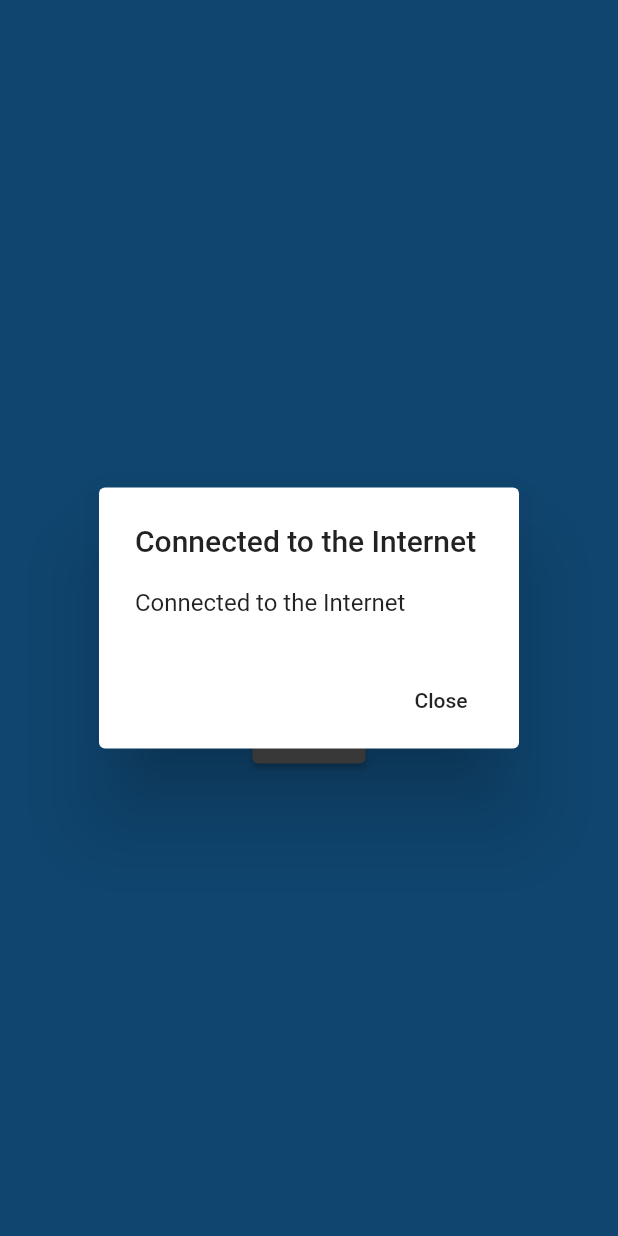
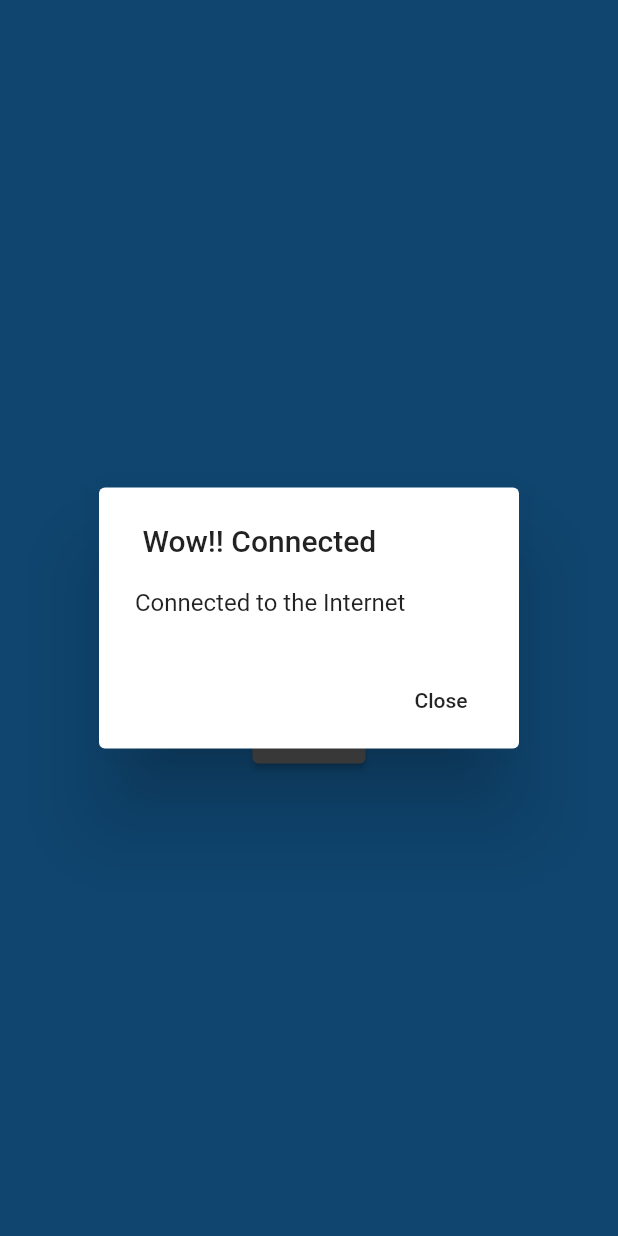
Before and after one commit to satishgenius/weather_app_api, a Flutter app: the screen it shows after launch, on a phone screen of 412 x 824 dp. Run offline on Flutter 3.47's test engine with Material 2 defaults, Android fonts, the phone set to English and light mode, and no system bars; our stand-ins replace data_connection_checker, get.

```diff
--- a/lib/home_screen.dart
+++ b/lib/home_screen.dart
@@ -49,7 +49,7 @@ class _HomeScreen extends State<HomeScreen> {
                     color: Colors.grey),
                     child: Column(
                       children: [
-                        Image.network(_response.iconUrl),
+                        Image.network(_response.iconUrl,color: Colors.black87,),
                         Text(
                           '${_response.tempInfo.temperature}°',
                           style: TextStyle(fontSize: 40),
@@ -113,12 +113,12 @@ class checkInternet{
     listener = DataConnectionChecker().onStatusChange.listen((status) {
       switch (status){
         case DataConnectionStatus.connected:
-          InternetStatus = "Connected to the Internet";
+          InternetStatus = " Wow!! Connected";
           contentmessage = "Connected to the Internet";
           _showDialog(InternetStatus,contentmessage,context);
           break;
         case DataConnectionStatus.disconnected:
-          InternetStatus = "You are disconnected to the Internet. ";
+          InternetStatus = "Oops!! disconnected to the Internet. ";
           contentmessage = "Please check your internet connection";
           _showDialog(InternetStatus,contentmessage,context);
           break;
```
Also changed, not shown: 3 other files.
